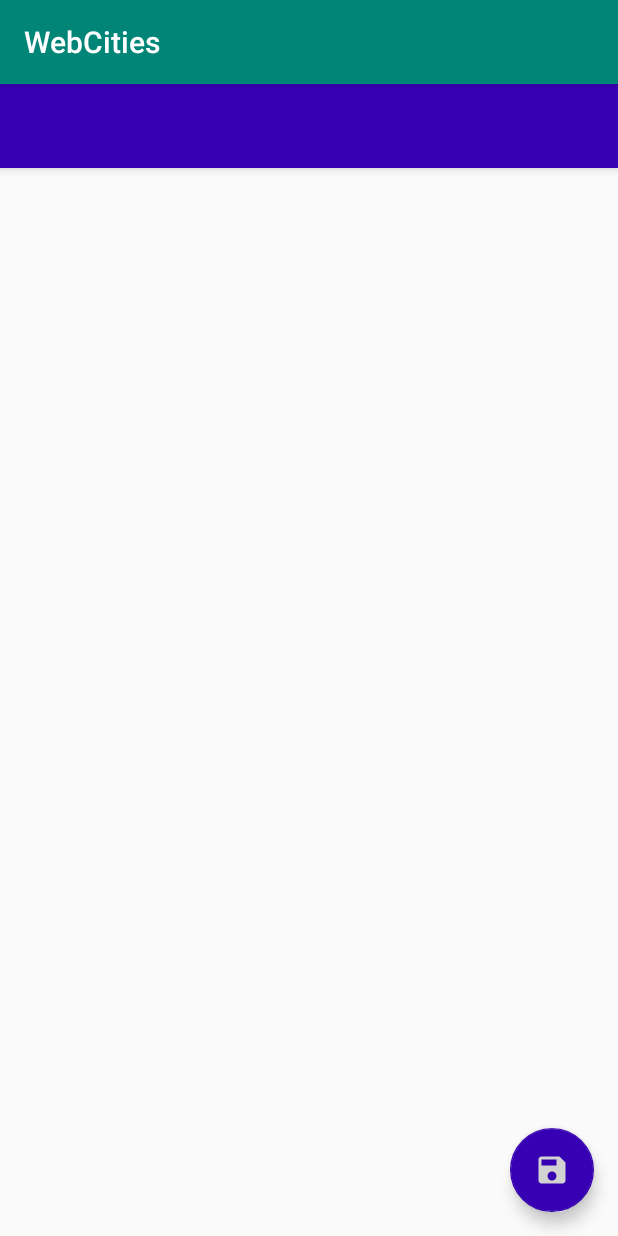
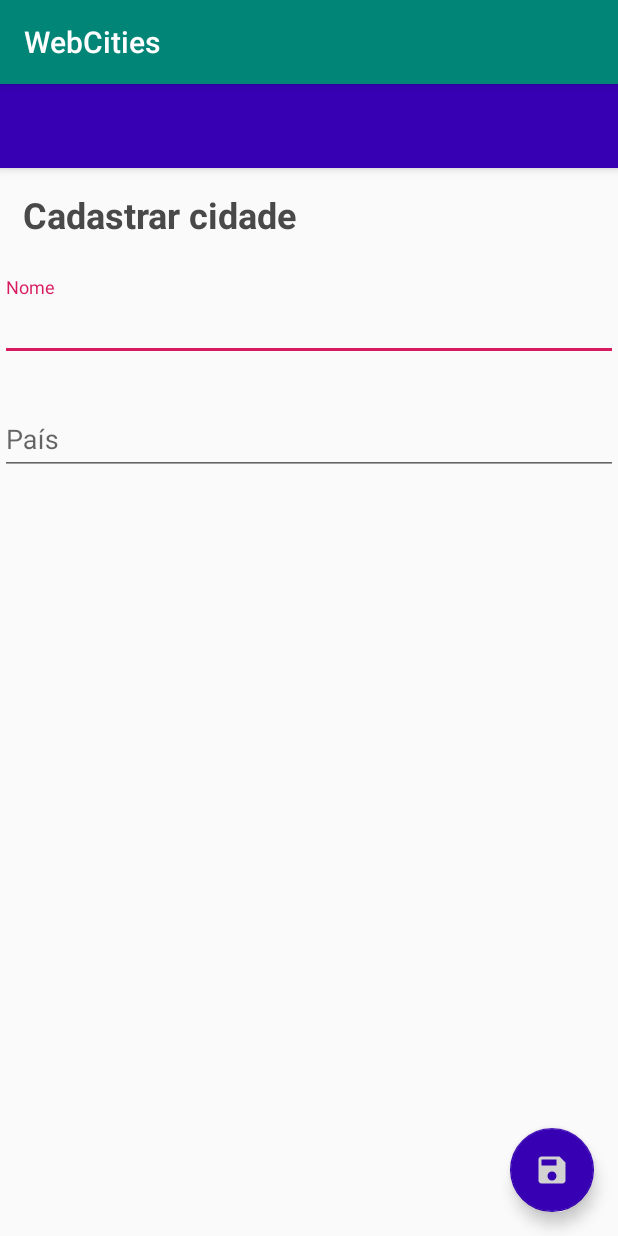
Before and after one commit to glodzienski/advanced-android, an Android app: the CityFormActivity screen opened directly, with no data from a screen before it, on a phone screen of 412 x 824 dp. Run offline under Robolectric (Android 15) with nearby library versions, the phone set to English and light mode, and no system bars.

Commit message:
- Adicionado campos de nome e cidade no cadastro, e bem bonitos/material

```diff
--- a/WebCities/app/src/main/res/layout/activity_city_form.xml
+++ b/WebCities/app/src/main/res/layout/activity_city_form.xml
@@ -23,15 +23,53 @@
 
     </android.support.design.widget.AppBarLayout>
 
-    <!--<FrameLayout
-            android:id="@+id/frameLayout"
+
+    <LinearLayout
+            android:orientation="vertical"
             android:layout_width="match_parent"
-            android:layout_height="match_parent"
-            app:layout_behavior="@string/appbar_scrolling_view_behavior">
+            android:layout_height="match_parent" android:id="@+id/formFields">
+        <TextView android:layout_marginTop="55dp"
+                  android:text="@string/title_form_city"
+                  android:layout_width="match_parent"
+                  android:layout_height="wrap_content"
+                  android:id="@+id/formTitle"
+                  android:textSize="24sp"
+                  android:textColor="#494949"
+                  android:textStyle="bold"
+                  android:textAlignment="textStart"
+                  android:padding="15dp"
+        />
+        <android.support.design.widget.TextInputLayout
+                android:id="@+id/text_input_layout_name"
+                android:layout_width="match_parent"
+                android:layout_height="wrap_content"
+                android:paddingTop="10dp"
+                android:paddingBottom="10dp"
+        >
 
-        <include layout="@layout/city_list"/>
-    </FrameLayout>-->
+            <EditText
+                    android:layout_width="match_parent"
+                    android:layout_height="wrap_content"
+                    android:hint="Nome"
+                    android:ems="10"
+                    android:id="@+id/edtName" android:inputType="text"/>
+        </android.support.design.widget.TextInputLayout>
+        <android.support.design.widget.TextInputLayout
+                android:id="@+id/text_input_layout_country"
+                android:layout_width="match_parent"
+                android:layout_height="wrap_content"
+                android:paddingTop="10dp"
+                android:paddingBottom="10dp"
+        >
 
+            <EditText
+                    android:layout_width="match_parent"
+                    android:layout_height="wrap_content"
+                    android:hint="País"
+                    android:ems="10"
+                    android:id="@+id/edtCountry" android:inputType="text"/>
+        </android.support.design.widget.TextInputLayout>
+    </LinearLayout>
     <android.support.design.widget.FloatingActionButton
             android:id="@+id/btnNew"
             android:layout_width="wrap_content"
--- a/WebCities/app/src/main/res/values/strings.xml
+++ b/WebCities/app/src/main/res/values/strings.xml
@@ -2,4 +2,5 @@
     <string name="app_name">WebCities</string>
     <string name="title_city_list">Cities</string>
     <string name="title_city_detail">City Detail</string>
+    <string name="title_form_city">Cadastrar cidade</string>
 </resources>
```
Also changed, not shown: WebCities/app/src/main/java/com/example/webcities/components/FieldValidator.kt (added, +43 -0 lines).
